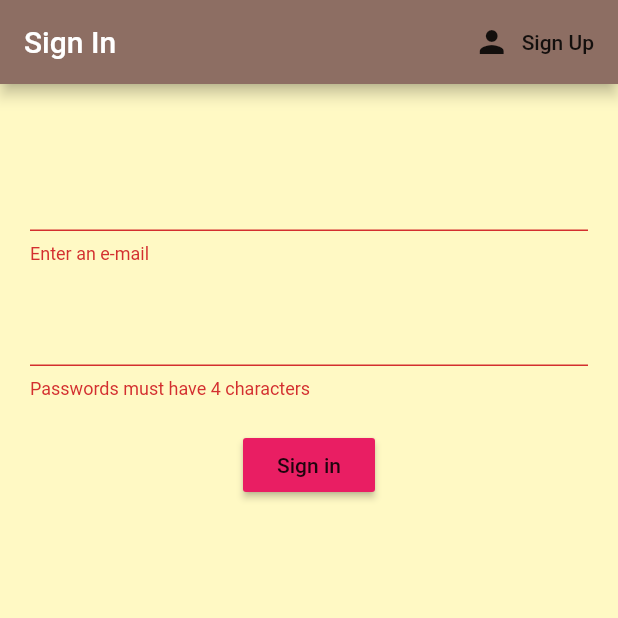
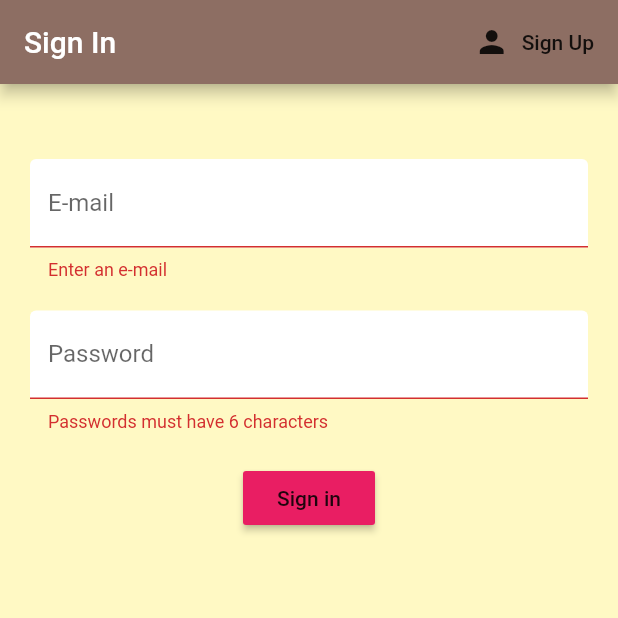
Before and after one commit to lukassilveira/firebase_implementation, a Flutter app: the screen it shows after launch, after a tap on "Sign in", on a phone screen of 412 x 824 dp, the top half of it. Run offline on Flutter 3.47's test engine with Material 2 defaults, Android fonts, the phone set to English and light mode, and no system bars; our stand-ins replace cloud_firestore, firebase_auth, flutter_spinkit; accounts and stored records are empty.

Commit message:
10/03/20

```diff
--- a/lib/screens/authenticate/register.dart
+++ b/lib/screens/authenticate/register.dart
@@ -1,3 +1,5 @@
+import 'package:firebase_implementation/shared/const.dart';
+import 'package:firebase_implementation/shared/loading.dart';
 import 'package:flutter/material.dart';
 import '../../services/auth.dart';
 
@@ -19,9 +21,11 @@ class _RegisterState extends State<Register> {
   String password = '';
   String error = '';
 
+  bool loading = false;
+
   @override
   Widget build(BuildContext context) {
-    return Scaffold(
+    return loading ? Loading() :  Scaffold(
       appBar: AppBar(
         title: Text(
           'Register',
@@ -44,30 +48,36 @@ class _RegisterState extends State<Register> {
             children: <Widget>[
               SizedBox(height: 20,),
               TextFormField(
+                decoration: textInputDecoration.copyWith(labelText: 'E-mail'),
                 validator: (val) {
                   if (val.isEmpty){
                     return "Enter an e-mail";
+                  } else if (!val.contains('@')) {
+                    return "Enter a valid e-mail";
                   } else {
                     return null;
                   }
                 },
                 onChanged: (val) {
                   setState(() {
+                    email = val;
                   });
                 }
               ),
               SizedBox(height: 20,),
               TextFormField(
+                decoration: textInputDecoration.copyWith(labelText: 'Password'),
                 obscureText: true,
                 validator : (val) {
-                  if (val.length < 3){
-                    return "Passwords must have 4 characters";
+                  if (val.length < 5){
+                    return "Passwords must have 6 characters";
                   } else {
                     return null;
                   }
                 },
                 onChanged: (val) {
                   setState(() {
+                    password = val;
                   });
                 }
               ),
@@ -77,9 +87,13 @@ class _RegisterState extends State<Register> {
                 color: Colors.pink,
                 onPressed: () async {
                   if (_formKey.currentState.validate()){
+                    setState(() {
+                      loading = true;
+                    });
                     dynamic result = await _auth.registerWithEmailAndPassword(email, password);
-                    if (result== null) {
+                    if (result == null) {
                       setState(() {
+                        loading = false;
                         error = "Error registering";
                       });
                     }
--- a/lib/screens/authenticate/sign_in.dart
+++ b/lib/screens/authenticate/sign_in.dart
@@ -1,5 +1,6 @@
+import 'package:firebase_implementation/shared/const.dart';
+import 'package:firebase_implementation/shared/loading.dart';
 import 'package:flutter/material.dart';
-import '../../services/auth.dart';
 import '../../services/auth.dart';
 
 class SignIn extends StatefulWidget {
@@ -20,9 +21,11 @@ class _SignInState extends State<SignIn> {
   String password = '';
   String error = '';
 
+  bool loading = false;
+
   @override
   Widget build(BuildContext context) {
-    return Scaffold(
+    return loading ? Loading() : Scaffold(
       appBar: AppBar(
         title: Text(
           'Sign In',
@@ -45,9 +48,12 @@ class _SignInState extends State<SignIn> {
             children: <Widget>[
               SizedBox(height: 20,),
               TextFormField(
+                decoration: textInputDecoration.copyWith(labelText: "E-mail"),
                 validator: (val) {
                   if (val.isEmpty){
                     return "Enter an e-mail";
+                  } else if (!val.contains('@')) {
+                    return "Enter a valid e-mail";
                   } else {
                     return null;
                   }
@@ -60,9 +66,10 @@ class _SignInState extends State<SignIn> {
               ),
               SizedBox(height: 20,),
               TextFormField(
+                decoration: textInputDecoration.copyWith(labelText: 'Password'),
                 validator : (val) {
-                  if (val.length < 3){
-                    return "Passwords must have 4 characters";
+                  if (val.length < 5){
+                    return "Passwords must have 6 characters";
                   } else {
                     return null;
                   }
@@ -87,14 +94,23 @@ class _SignInState extends State<SignIn> {
                       });
                     }
                   }*/
-                  dynamic result = await _auth.signInWithEmailAndPassword(email, password);
-                  if (result == null) {
-                    print("error");
-                  }
-                  print(result);
+                    setState(() {
+                      loading = true;
+                    });
+                    dynamic result = await _auth.signInWithEmailAndPassword(email, password);
+                    if (result == null) {
+                      setState(() {
+                        loading = false;
+                        error = 'Failed loging in';
+                      });
+                      print("error");
+                    }
+                    print(result);
                   }
                 },
-              )
+              ),
+              SizedBox(height: 20,),
+              Text(error, style: TextStyle(color: Colors.red),)
             ],
           )
         )
--- a/lib/screens/home/home.dart
+++ b/lib/screens/home/home.dart
@@ -9,7 +9,8 @@ class Home extends StatelessWidget {
 
     return Scaffold(
       appBar: AppBar(
-        title: Text('Home'),
+        title: Text('Party'),
+        backgroundColor: Colors.brown[400],
         actions: <Widget>[
           FlatButton.icon(
             onPressed: () async {
@@ -20,6 +21,7 @@ class Home extends StatelessWidget {
           )
         ],
       ),
+      backgroundColor: Colors.yellow[100],
     );
   }
 }
--- a/lib/services/auth.dart
+++ b/lib/services/auth.dart
@@ -1,5 +1,6 @@
 import 'package:firebase_auth/firebase_auth.dart';
 import 'package:firebase_implementation/models/user.dart';
+import 'package:firebase_implementation/services/database.dart';
 
 class AuthService {
 
@@ -23,7 +24,7 @@ class AuthService {
     }
 
     catch (e) {
-      print(e.toString());
+      //print(e.toString());
       return null;
     }
   }
@@ -37,7 +38,7 @@ class AuthService {
     }
 
     catch (e) {
-      print(e.toString());
+      //print(e.toString());
       return null;
     }
   }
@@ -47,6 +48,7 @@ class AuthService {
     try {
       AuthResult result = await _auth.createUserWithEmailAndPassword(email: email, password: password);
       FirebaseUser user = result.user;
+      await DatabaseService(uid: user.uid).updateUserData('name', 'className', 1, 1);
       return _userFromFirebase(user);
     }
 
--- /dev/null
+++ b/lib/services/database.dart
@@ -0,0 +1,20 @@
+import 'package:cloud_firestore/cloud_firestore.dart';
+
+class DatabaseService {
+
+  final String uid;
+  DatabaseService({this.uid});
+
+  //collection reference
+  final CollectionReference characterCollection = Firestore.instance.collection("characters");
+
+  Future updateUserData(String name, String className, int level, int health) async {
+    return await characterCollection.document(uid).setData({
+      'name': name,
+      'className': className,
+      'level': level,
+      'health': health
+    });
+  }
+
+}
--- /dev/null
+++ b/lib/shared/const.dart
@@ -0,0 +1,10 @@
+import 'package:flutter/material.dart';
+
+
+
+const textInputDecoration = InputDecoration(
+  fillColor: Colors.white,
+  filled: true,
+  focusedBorder: OutlineInputBorder(
+    borderSide: BorderSide(color: Colors.blue, width: 2.0)),
+  );
--- a/pubspec.yaml
+++ b/pubspec.yaml
@@ -22,6 +22,7 @@ dependencies:
   firebase_auth: ^0.15.5+2
   cloud_firestore: ^0.13.4
   provider: ^4.0.4
+  flutter_spinkit: ^4.1.2
 
   # The following adds the Cupertino Icons font to your application.
   # Use with the CupertinoIcons class for iOS style icons.
```
Also changed, not shown: lib/shared/loading.dart (added, +17 -0 lines), pubspec.lock.
